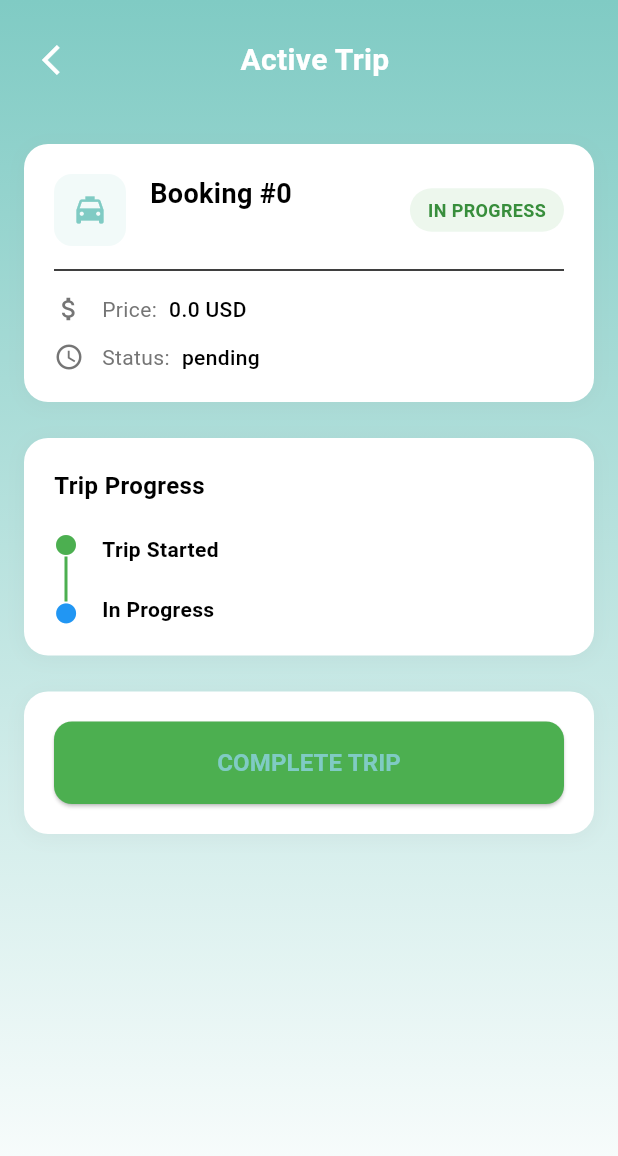
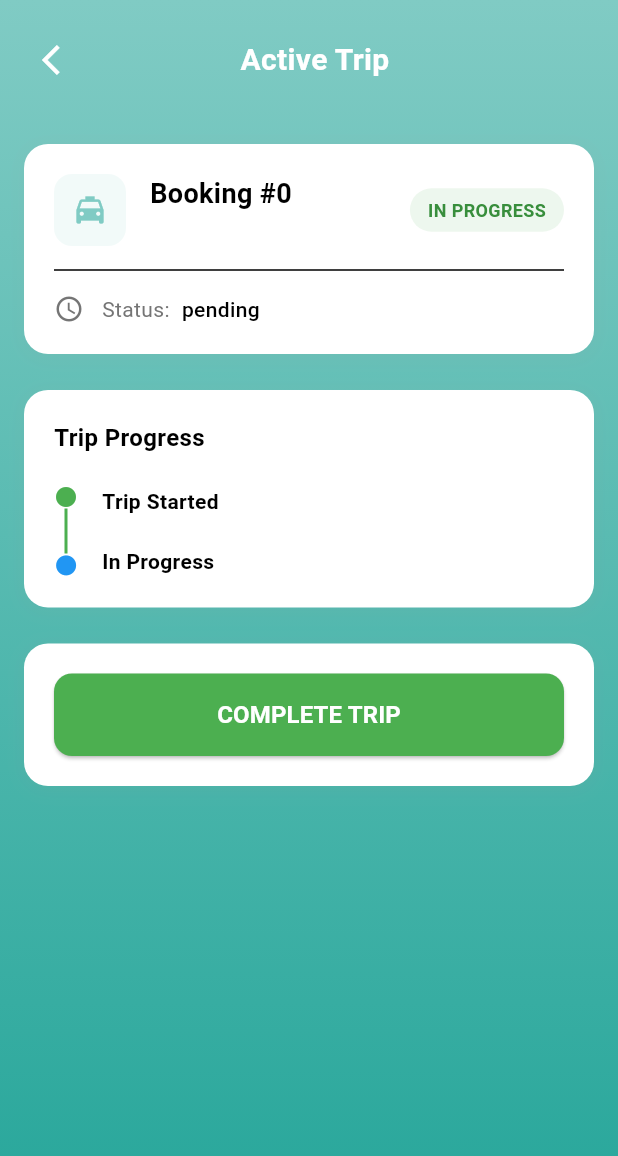
Before and after one commit to DavidSovan/Uber-App, a Flutter app: the OnTripScreen screen opened directly with empty values, on a phone screen of 412 x 824 dp. Shown: the top 1156 px of the screen. Run offline on Flutter 3.47's test engine with Material 3 defaults, Android fonts, the phone set to English and light mode, and no system bars; our stand-ins replace shared_preferences; accounts and stored records are empty.

Commit message:
update UI

```diff
--- a/lib/screens/Driver_screens/on_trip_screen.dart
+++ b/lib/screens/Driver_screens/on_trip_screen.dart
@@ -82,7 +82,7 @@ class _OnTripScreenState extends State<OnTripScreen>
           gradient: LinearGradient(
             begin: Alignment.topCenter,
             end: Alignment.bottomCenter,
-            colors: [Theme.of(context).primaryColor, Colors.white],
+            colors: [Theme.of(context).primaryColor, Color(0xFF26A69A)],
           ),
         ),
         child: SafeArea(
@@ -144,7 +144,7 @@ class _OnTripScreenState extends State<OnTripScreen>
         borderRadius: BorderRadius.circular(16),
         boxShadow: [
           BoxShadow(
-            color: Colors.grey.withOpacity(0.1),
+            color: Colors.grey.withValues(alpha: 0.1),
             spreadRadius: 1,
             blurRadius: 10,
             offset: const Offset(0, 2),
@@ -160,7 +160,7 @@ class _OnTripScreenState extends State<OnTripScreen>
               Container(
                 padding: const EdgeInsets.all(12),
                 decoration: BoxDecoration(
-                  color: Theme.of(context).primaryColor.withOpacity(0.1),
+                  color: Theme.of(context).primaryColor.withValues(alpha: 0.1),
                   borderRadius: BorderRadius.circular(12),
                 ),
                 child: Icon(
@@ -194,7 +194,7 @@ class _OnTripScreenState extends State<OnTripScreen>
                   vertical: 6,
                 ),
                 decoration: BoxDecoration(
-                  color: Colors.green.withOpacity(0.1),
+                  color: Colors.green.withValues(alpha: 0.1),
                   borderRadius: BorderRadius.circular(20),
                 ),
                 child: Text(
@@ -209,12 +209,7 @@ class _OnTripScreenState extends State<OnTripScreen>
             ],
           ),
           const Divider(height: 32),
-          _buildInfoRow(
-            Icons.attach_money,
-            'Price',
-            '${widget.booking.price} ${widget.booking.currency}',
-          ),
-          const SizedBox(height: 12),
+
           _buildInfoRow(
             Icons.access_time,
             'Status',
@@ -251,7 +246,7 @@ class _OnTripScreenState extends State<OnTripScreen>
         borderRadius: BorderRadius.circular(16),
         boxShadow: [
           BoxShadow(
-            color: Colors.grey.withOpacity(0.1),
+            color: Colors.grey.withValues(alpha: 0.1),
             spreadRadius: 1,
             blurRadius: 10,
             offset: const Offset(0, 2),
@@ -315,7 +310,7 @@ class _OnTripScreenState extends State<OnTripScreen>
         borderRadius: BorderRadius.circular(16),
         boxShadow: [
           BoxShadow(
-            color: Colors.grey.withOpacity(0.1),
+            color: Colors.grey.withValues(alpha: 0.1),
             spreadRadius: 1,
             blurRadius: 10,
             offset: const Offset(0, 2),
@@ -326,6 +321,7 @@ class _OnTripScreenState extends State<OnTripScreen>
         onPressed: _isLoading ? null : _completeTrip,
         style: ElevatedButton.styleFrom(
           backgroundColor: Colors.green,
+          foregroundColor: Colors.white,
           padding: const EdgeInsets.symmetric(vertical: 16),
           shape: RoundedRectangleBorder(
             borderRadius: BorderRadius.circular(12),
```
Also changed, not shown: lib/screens/Driver_screens/view_booking_for_driver.dart (+7 -4 lines).
